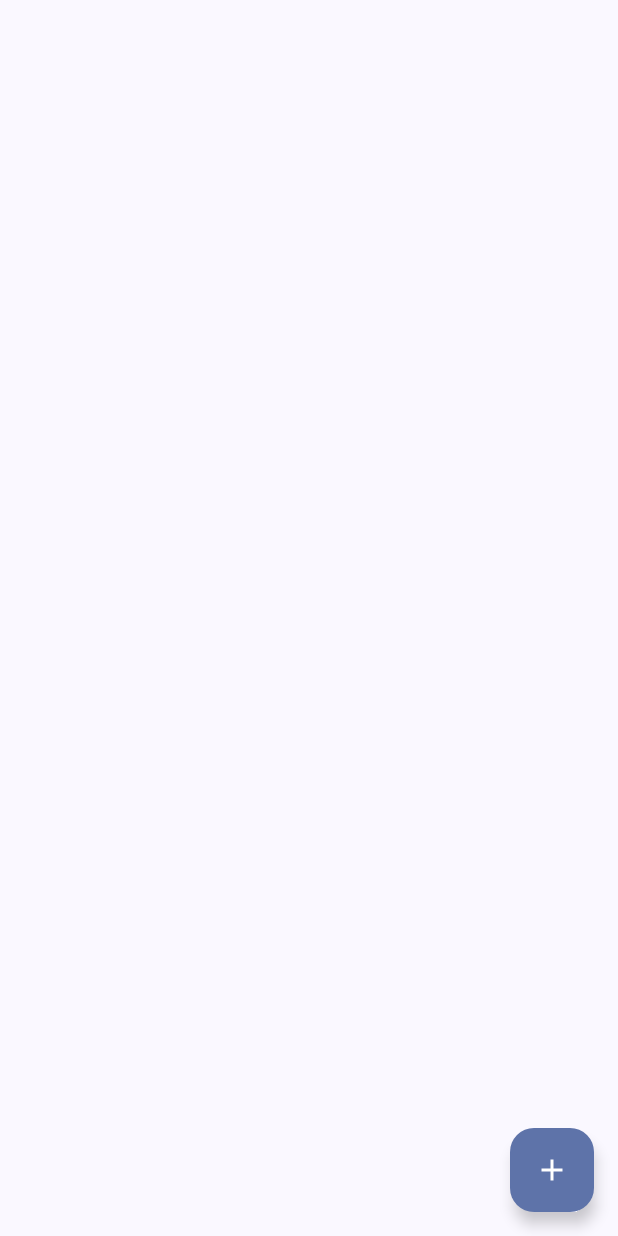
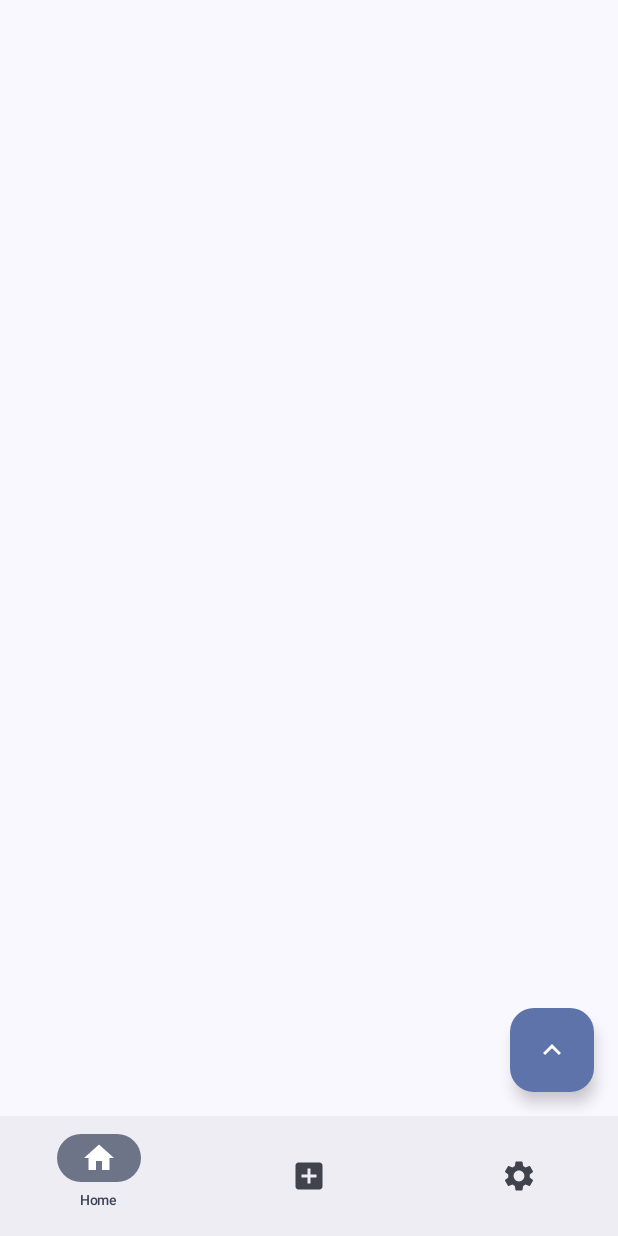
Before and after one commit to spicypunch/DiaryByCompose, an Android app built with Jetpack Compose: the screen it shows after launch (MainActivity), on a phone screen of 412 x 824 dp. Run offline under Robolectric (Android 15) with nearby library versions, the phone set to English and light mode, and no system bars; our stand-ins replace Dagger/Hilt's generated code, Room's generated code.

Commit message:
Bottom Navigation 적용

```diff
--- a/app/build.gradle
+++ b/app/build.gradle
@@ -61,6 +61,7 @@ dependencies {
     implementation 'androidx.compose.ui:ui-graphics'
     implementation 'androidx.compose.ui:ui-tooling-preview'
     implementation 'androidx.compose.material3:material3'
+    implementation 'com.google.ar.sceneform:filament-android:1.17.1'
     testImplementation 'junit:junit:4.13.2'
     androidTestImplementation 'androidx.test.ext:junit:1.1.5'
     androidTestImplementation 'androidx.test.espresso:espresso-core:3.5.1'
@@ -71,6 +72,9 @@ dependencies {
 
     // navigation
     implementation "androidx.navigation:navigation-compose:2.6.0"
+    implementation "androidx.lifecycle:lifecycle-runtime-compose:2.6.1"
+    implementation "androidx.lifecycle:lifecycle-viewmodel-compose:2.6.1"
+    implementation "androidx.lifecycle:lifecycle-viewmodel-savedstate:2.6.1"
 //    implementation "androidx.navigation:navigation-fragment-ktx:2.7.0-rc01"
 //    implementation "androidx.navigation:navigation-ui-ktx:2.7.0-rc01"
 
--- /dev/null
+++ b/app/src/main/java/com/jm/diarybycompose/BottomNavItem.kt
@@ -0,0 +1,13 @@
+package com.jm.diarybycompose
+
+import com.example.diarybycompose.R
+
+sealed class BottomNavItem(
+    val route: String,
+    val title: String,
+    val icon: Int,
+) {
+    object Home : BottomNavItem(route = "home", title = "Home", icon = R.drawable.baseline_home_24)
+    object Add : BottomNavItem(route = "like", title = "Like", icon = R.drawable.baseline_add_box_24)
+    object Setting : BottomNavItem(route = "setting", title = "Setting" ,icon = R.drawable.baseline_settings_24)
+}
--- a/app/src/main/java/com/jm/diarybycompose/MainActivity.kt
+++ b/app/src/main/java/com/jm/diarybycompose/MainActivity.kt
@@ -1,16 +1,35 @@
 package com.jm.diarybycompose
 
+import android.annotation.SuppressLint
 import android.os.Bundle
 import androidx.activity.ComponentActivity
 import androidx.activity.compose.setContent
+import androidx.compose.foundation.layout.Box
+import androidx.compose.foundation.layout.padding
+import androidx.compose.material3.ExperimentalMaterial3Api
+import androidx.compose.material3.Icon
+import androidx.compose.material3.NavigationBar
+import androidx.compose.material3.NavigationBarItem
+import androidx.compose.material3.Scaffold
+import androidx.compose.material3.Text
+import androidx.compose.runtime.Composable
+import androidx.compose.runtime.getValue
+import androidx.compose.ui.Modifier
+import androidx.compose.ui.res.painterResource
+import androidx.compose.ui.unit.sp
 import androidx.lifecycle.viewmodel.compose.viewModel
+import androidx.navigation.NavGraph
+import androidx.navigation.NavType
 import androidx.navigation.compose.NavHost
 import androidx.navigation.compose.composable
+import androidx.navigation.compose.currentBackStackEntryAsState
 import androidx.navigation.compose.rememberNavController
-import com.jm.diarybycompose.compose.AddItemDescription
-import com.jm.diarybycompose.compose.DetailDescription
-import com.jm.diarybycompose.compose.MainDescription
-import com.jm.diarybycompose.compose.UpdateDescription
+import androidx.navigation.navArgument
+import com.jm.diarybycompose.compose.AddScreen
+import com.jm.diarybycompose.compose.DetailScreen
+import com.jm.diarybycompose.compose.MainScreen
+import com.jm.diarybycompose.compose.SettingScreen
+import com.jm.diarybycompose.compose.UpdateScreen
 import com.jm.diarybycompose.compose.theme.DiaryByComposeTheme
 import dagger.hilt.android.AndroidEntryPoint
 import java.text.SimpleDateFormat
@@ -22,45 +41,100 @@ class MainActivity : ComponentActivity() {
     override fun onCreate(savedInstanceState: Bundle?) {
         super.onCreate(savedInstanceState)
         setContent {
+            DiaryByComposeTheme {
+                App()
+            }
+        }
+    }
+}
+
+@OptIn(ExperimentalMaterial3Api::class)
+@SuppressLint("UnusedMaterial3ScaffoldPaddingParameter")
+@Composable
+fun App() {
+    val navController = rememberNavController()
     val currentTime: Long = System.currentTimeMillis()
     val dateFormat = SimpleDateFormat("M월 d일 h시 m분", Locale.KOREA)
     val viewModel = viewModel<MainViewModel>()
-            val navController = rememberNavController()
 
     viewModel.getAllItem()
 
     val allItem = viewModel.allItem.value
-
-            NavHost(navController = navController, startDestination = "home") {
-                composable(route = "home") {
-                    DiaryByComposeTheme {
-                        MainDescription(navController, allItem, viewModel)
+    val navItems = listOf(
+        BottomNavItem.Home,
+        BottomNavItem.Add,
+        BottomNavItem.Setting,
+    )
+    Scaffold(
+        bottomBar = {
+            NavigationBar {
+                val navBackStackEntry by navController.currentBackStackEntryAsState()
+                val currentRoute = navBackStackEntry?.destination?.route
+                navItems.forEach { screen ->
+                    NavigationBarItem(
+                        selected = currentRoute == screen.route,
+                        onClick = {
+                            navController.navigate(screen.route) {
+                                navController.graph.startDestinationRoute?.let {
+                                    popUpTo(it) {
+                                        saveState = true
+                                    }
+                                    launchSingleTop = true
+                                    restoreState = true
                                 }
                             }
-                composable(route = "add") {
-                    DiaryByComposeTheme {
-                        AddItemDescription(navController) { title, content ->
-                            viewModel.insertItem(title, content, dateFormat.format(Date(currentTime)))
+                        },
+                        alwaysShowLabel = false,
+                        label = { Text(screen.title, fontSize = 9.sp) },
+                        icon = {
+                            Icon(
+                                painter = painterResource(id = screen.icon),
+                                contentDescription = screen.title
+                            )
+                        })
+                }
+            }
+        },
+    ) {
+        Box(modifier = Modifier.padding(it)) {
+            NavHost(navController = navController, startDestination = BottomNavItem.Home.route) {
+                composable(route = BottomNavItem.Home.route) {
+                    MainScreen(navController, allItem, viewModel)
+                }
+                composable(route = BottomNavItem.Add.route) {
+                    AddScreen(navController) { title, content ->
+                        viewModel.insertItem(
+                            title,
+                            content,
+                            dateFormat.format(Date(currentTime))
+                        )
                         navController.popBackStack()
                     }
                 }
+
+                composable(route = BottomNavItem.Setting.route) {
+                    SettingScreen()
                 }
-                composable(route = "detail/{id}") { backStackEntry ->
-                    val id = backStackEntry.arguments?.getString("id")?.toInt()
-                    DiaryByComposeTheme {
+
+                composable(
+                    route = "detail/{id}",
+                    arguments = listOf(
+                        navArgument("id") {
+                            type = NavType.IntType
+                        })
+                ) { backStackEntry ->
+                    val id = backStackEntry.arguments?.getInt("id")
                     id?.let {
-                            DetailDescription(navController, id, viewModel) { itemJsonString ->
+                        DetailScreen(navController, id, viewModel) { itemJsonString ->
                             navController.navigate("update/${itemJsonString}")
-                            }
                         }
                     }
                 }
 
                 composable(route = "update/{itemJsonString}") { backStackEntry ->
                     val itemJsonString = backStackEntry.arguments?.getString("itemJsonString")
-                    DiaryByComposeTheme {
                     itemJsonString?.let {
-                            UpdateDescription(navController, itemJsonString) { itemEntity ->
+                        UpdateScreen(navController, itemJsonString) { itemEntity ->
                             viewModel.updateItem(itemEntity)
                             navController.popBackStack()
                         }
@@ -68,6 +142,6 @@ class MainActivity : ComponentActivity() {
                 }
             }
         }
+
     }
 }
-}
--- a/app/src/main/java/com/jm/diarybycompose/compose/AddItemDescription.kt
+++ b/app/src/main/java/com/jm/diarybycompose/compose/AddItemScreen.kt
@@ -33,7 +33,7 @@ import kotlinx.coroutines.launch
 @SuppressLint("UnusedMaterial3ScaffoldPaddingParameter")
 @OptIn(ExperimentalMaterial3Api::class)
 @Composable
-fun AddItemDescription(
+fun AddScreen(
     navController: NavController,
     onClicked: (String, String) -> Unit
 ) {
--- a/app/src/main/java/com/jm/diarybycompose/compose/DetailDescription.kt
+++ b/app/src/main/java/com/jm/diarybycompose/compose/DetailyScreen.kt
@@ -36,7 +36,7 @@ import com.google.gson.Gson
 @SuppressLint("UnusedMaterial3ScaffoldPaddingParameter")
 @OptIn(ExperimentalMaterial3Api::class)
 @Composable
-fun DetailDescription(
+fun DetailScreen(
     navController: NavController,
     id: Int,
     viewModel: MainViewModel,
--- a/app/src/main/java/com/jm/diarybycompose/compose/MainDescription.kt
+++ b/app/src/main/java/com/jm/diarybycompose/compose/HomeScreen.kt
@@ -15,6 +15,7 @@ import androidx.compose.material.icons.Icons
 import androidx.compose.material.icons.filled.Add
 import androidx.compose.material.icons.filled.Favorite
 import androidx.compose.material.icons.filled.FavoriteBorder
+import androidx.compose.material.icons.filled.KeyboardArrowUp
 import androidx.compose.material3.Card
 import androidx.compose.material3.CardDefaults
 import androidx.compose.material3.ExperimentalMaterial3Api
@@ -49,7 +50,7 @@ import kotlinx.coroutines.flow.collectLatest
 @SuppressLint("UnusedMaterial3ScaffoldPaddingParameter", "CoroutineCreationDuringComposition")
 @OptIn(ExperimentalMaterial3Api::class)
 @Composable
-fun MainDescription(
+fun MainScreen(
     navController: NavController,
     allItem: List<ItemEntity>,
     viewModel: MainViewModel
@@ -119,7 +120,7 @@ fun SetBox(
                 .align(Alignment.BottomEnd)
         ) {
             Icon(
-                imageVector = Icons.Default.Add,
+                imageVector = Icons.Default.KeyboardArrowUp,
                 contentDescription = "Add",
             )
         }
--- a/app/src/main/java/com/jm/diarybycompose/compose/UpdateDescription.kt
+++ b/app/src/main/java/com/jm/diarybycompose/compose/UpdateScreen.kt
@@ -36,7 +36,7 @@ import kotlinx.coroutines.launch
 @SuppressLint("UnusedMaterial3ScaffoldPaddingParameter")
 @OptIn(ExperimentalMaterial3Api::class)
 @Composable
-fun UpdateDescription(
+fun UpdateScreen(
     navController: NavController,
     itemJsonString: String,
     onClicked: (ItemEntity) -> Unit
--- /dev/null
+++ b/app/src/main/res/drawable/baseline_add_box_24.xml
@@ -0,0 +1,5 @@
+<vector android:height="24dp" android:tint="#000000"
+    android:viewportHeight="24" android:viewportWidth="24"
+    android:width="24dp" xmlns:android="http://schemas.android.com/apk/res/android">
+    <path android:fillColor="@android:color/white" android:pathData="M19,3L5,3c-1.11,0 -2,0.9 -2,2v14c0,1.1 0.89,2 2,2h14c1.1,0 2,-0.9 2,-2L21,5c0,-1.1 -0.9,-2 -2,-2zM17,13h-4v4h-2v-4L7,13v-2h4L11,7h2v4h4v2z"/>
+</vector>
--- /dev/null
+++ b/app/src/main/res/drawable/baseline_home_24.xml
@@ -0,0 +1,5 @@
+<vector android:height="24dp" android:tint="#000000"
+    android:viewportHeight="24" android:viewportWidth="24"
+    android:width="24dp" xmlns:android="http://schemas.android.com/apk/res/android">
+    <path android:fillColor="@android:color/white" android:pathData="M10,20v-6h4v6h5v-8h3L12,3 2,12h3v8z"/>
+</vector>
--- /dev/null
+++ b/app/src/main/res/drawable/baseline_settings_24.xml
@@ -0,0 +1,5 @@
+<vector android:height="24dp" android:tint="#000000"
+    android:viewportHeight="24" android:viewportWidth="24"
+    android:width="24dp" xmlns:android="http://schemas.android.com/apk/res/android">
+    <path android:fillColor="@android:color/white" android:pathData="M19.14,12.94c0.04,-0.3 0.06,-0.61 0.06,-0.94c0,-0.32 -0.02,-0.64 -0.07,-0.94l2.03,-1.58c0.18,-0.14 0.23,-0.41 0.12,-0.61l-1.92,-3.32c-0.12,-0.22 -0.37,-0.29 -0.59,-0.22l-2.39,0.96c-0.5,-0.38 -1.03,-0.7 -1.62,-0.94L14.4,2.81c-0.04,-0.24 -0.24,-0.41 -0.48,-0.41h-3.84c-0.24,0 -0.43,0.17 -0.47,0.41L9.25,5.35C8.66,5.59 8.12,5.92 7.63,6.29L5.24,5.33c-0.22,-0.08 -0.47,0 -0.59,0.22L2.74,8.87C2.62,9.08 2.66,9.34 2.86,9.48l2.03,1.58C4.84,11.36 4.8,11.69 4.8,12s0.02,0.64 0.07,0.94l-2.03,1.58c-0.18,0.14 -0.23,0.41 -0.12,0.61l1.92,3.32c0.12,0.22 0.37,0.29 0.59,0.22l2.39,-0.96c0.5,0.38 1.03,0.7 1.62,0.94l0.36,2.54c0.05,0.24 0.24,0.41 0.48,0.41h3.84c0.24,0 0.44,-0.17 0.47,-0.41l0.36,-2.54c0.59,-0.24 1.13,-0.56 1.62,-0.94l2.39,0.96c0.22,0.08 0.47,0 0.59,-0.22l1.92,-3.32c0.12,-0.22 0.07,-0.47 -0.12,-0.61L19.14,12.94zM12,15.6c-1.98,0 -3.6,-1.62 -3.6,-3.6s1.62,-3.6 3.6,-3.6s3.6,1.62 3.6,3.6S13.98,15.6 12,15.6z"/>
+</vector>
```
Also changed, not shown: app/src/main/java/com/jm/diarybycompose/compose/SettingScreen.kt (added, +11 -0 lines), app/src/main/res/drawable/heart.xml (added, +9 -0 lines). Lines whose indentation alone changed are shown as unchanged.
